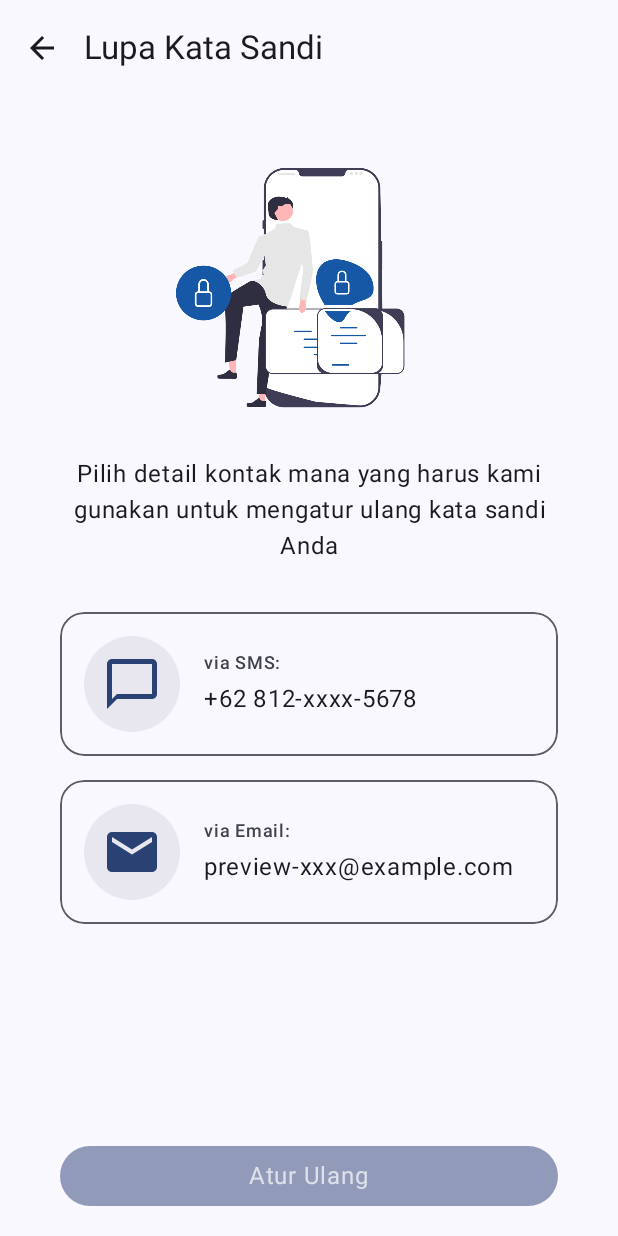
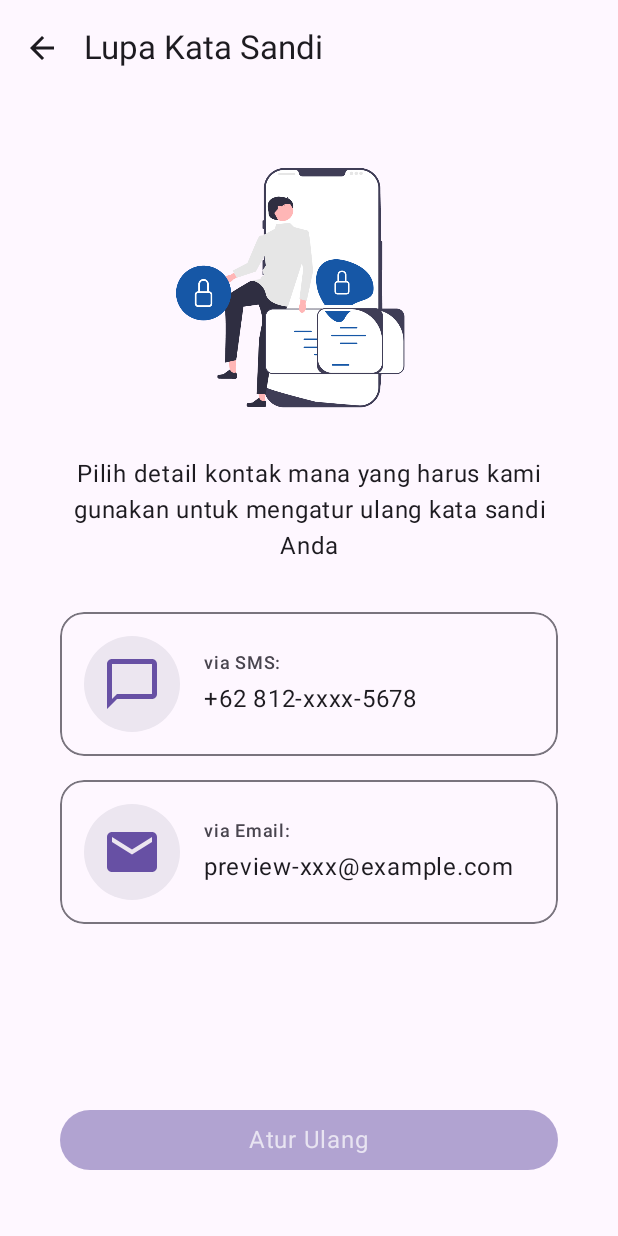
Before and after one commit to nabhanyuzqi1/manob-academy-kmp, an Android app built with Jetpack Compose: the @Preview function ForgotPasswordScreenPreview, on a phone screen of 412 x 824 dp. Run offline under Robolectric (Android 15) with nearby library versions, the phone set to English and light mode, and no system bars; our stand-ins replace Compose Multiplatform resources; 1 statement that could not run was skipped.

Commit message:
fix: unsupportedLibraries
* remove dynamicColor
* remove manual window inset

+ add edge to edge support

```diff
--- a/composeApp/src/androidMain/kotlin/com/mnb/manobacademy/ui/theme/Theme.android.kt
+++ b/composeApp/src/androidMain/kotlin/com/mnb/manobacademy/ui/theme/Theme.android.kt
@@ -28,15 +28,5 @@ internal actual fun platformSpecificColorScheme(darkTheme: Boolean, dynamicColor
 
 @Composable
 internal actual fun PlatformSpecificThemeEffects(darkTheme: Boolean, colorScheme: ColorScheme) {
-    val view = LocalView.current
-    if (!view.isInEditMode) {
-        SideEffect {
-            val window = (view.context as? Activity)?.window
-            if (window != null) {
-                window.statusBarColor = Color.Transparent.toArgb() // Atau warna lain jika diinginkan
-                window.navigationBarColor = colorScheme.surface.toArgb() // Atau warna lain jika diinginkan
-                WindowCompat.getInsetsController(window, view).isAppearanceLightStatusBars = !darkTheme
-            }
-        }
-    }
+
 }
--- a/composeApp/src/commonMain/kotlin/com/mnb/manobacademy/App.kt
+++ b/composeApp/src/commonMain/kotlin/com/mnb/manobacademy/App.kt
@@ -2,6 +2,7 @@ package com.mnb.manobacademy // Sesuaikan package Anda
 
 import androidx.compose.foundation.layout.fillMaxSize
 import androidx.compose.foundation.layout.navigationBarsPadding
+import androidx.compose.foundation.layout.statusBarsPadding
 import androidx.compose.runtime.Composable
 import androidx.compose.ui.Modifier
 import com.mnb.manobacademy.navigation.RootComponent // Ganti dengan path RootComponent Anda
@@ -21,13 +22,12 @@ fun App(root: RootComponent) {
     ProvidePlatformSpecificDimens {
         // AppTheme dan RootContent sekarang berada di dalam provider dimensi
         // yang diatur oleh implementasi 'actual' platform.
-        AppTheme {
+        AppTheme() {
             RootContent(
                 component = root,
                 modifier = Modifier
                     .fillMaxSize()
                     // Padding ini mungkin lebih baik ditangani di layar individual
-                    .navigationBarsPadding() // Hanya relevan untuk Android
             )
         }
     }
--- a/composeApp/src/commonMain/kotlin/com/mnb/manobacademy/features/auth/ui/ForgotPasswordScreen.kt
+++ b/composeApp/src/commonMain/kotlin/com/mnb/manobacademy/features/auth/ui/ForgotPasswordScreen.kt
@@ -79,9 +79,10 @@ fun ForgotPasswordScreen(component: ForgotPasswordComponent) {
             Column(
                 modifier = Modifier
                     .fillMaxWidth()
+                    .imePadding()
                     .navigationBarsPadding() // Padding untuk navigation bar
                     .padding(horizontal = dimens.paddingHuge) // Padding horizontal
-                    .padding(bottom = dimens.paddingMedium) // Padding bawah sedikit
+                    .padding(bottom = dimens.paddingHuge) // Padding bawah sedikit
             ) {
                 PrimaryActionButton(
                     text = stringResource(Res.string.forgot_password_reset_button),
--- a/composeApp/src/commonMain/kotlin/com/mnb/manobacademy/features/auth/ui/GuideScreen.kt
+++ b/composeApp/src/commonMain/kotlin/com/mnb/manobacademy/features/auth/ui/GuideScreen.kt
@@ -30,6 +30,7 @@ import org.jetbrains.compose.resources.painterResource
 import org.jetbrains.compose.resources.stringResource
 import kotlinx.coroutines.launch
 import androidx.compose.foundation.layout.statusBarsPadding
+import androidx.compose.foundation.layout.navigationBarsPadding
 import androidx.compose.ui.text.font.FontStyle // <<< Import FontStyle
 import androidx.compose.ui.text.font.FontWeight // <<< Import FontWeight (Compose version)
 import com.mnb.manobacademy.features.auth.store.onboardingPages
@@ -109,7 +110,8 @@ fun GuideScreen(
                 modifier = Modifier
                     .fillMaxSize()
                     .statusBarsPadding() // Padding otomatis untuk status bar
-                    .padding(horizontal = dimens.paddingHuge) // Padding kiri & kanan
+                    .navigationBarsPadding().padding(bottom = dimens.paddingHuge)// add more padding
+                    .padding(horizontal = dimens.paddingHuge)// Padding kiri & kanan
                     .padding(bottom = dimens.paddingLarge), // Padding bawah eksplisit
                 horizontalAlignment = Alignment.CenterHorizontally
             ) {
--- a/composeApp/src/commonMain/kotlin/com/mnb/manobacademy/features/auth/ui/LoginScreen.kt
+++ b/composeApp/src/commonMain/kotlin/com/mnb/manobacademy/features/auth/ui/LoginScreen.kt
@@ -271,6 +271,7 @@ private fun MobileLoginLayout(
             verticalAlignment = Alignment.CenterVertically,
             modifier = Modifier
                 .fillMaxWidth()
+                .navigationBarsPadding()
                 .padding(
                     horizontal = dimens.paddingLarge,
                     vertical = dimens.bottomRowPaddingVertical // Padding vertikal di bagian bawah
--- a/composeApp/src/commonMain/kotlin/com/mnb/manobacademy/features/auth/ui/VerificationCodeScreen.kt
+++ b/composeApp/src/commonMain/kotlin/com/mnb/manobacademy/features/auth/ui/VerificationCodeScreen.kt
@@ -82,7 +82,7 @@ fun VerificationCodeScreen(
                     .fillMaxWidth()
                     .navigationBarsPadding() // <<< Padding untuk navigation bar
                     .padding(horizontal = dimens.paddingHuge) // Padding horizontal
-                    .padding(bottom = dimens.paddingMedium) // Padding bawah sedikit
+                    .padding(bottom = dimens.paddingExtraLarge) // Padding bawah sedikit
             ) {
                 PrimaryActionButton(
                     text = stringResource(Res.string.otp_verify_button),
--- a/composeApp/src/commonMain/kotlin/com/mnb/manobacademy/ui/theme/Theme.kt
+++ b/composeApp/src/commonMain/kotlin/com/mnb/manobacademy/ui/theme/Theme.kt
@@ -101,7 +101,7 @@ internal expect fun PlatformSpecificThemeEffects(darkTheme: Boolean, colorScheme
 @Composable
 fun AppTheme(
     darkTheme: Boolean = isSystemInDarkTheme(),
-    dynamicColor: Boolean = true, // Hanya berlaku di Android 12+
+    dynamicColor: Boolean = false, // Hanya berlaku di Android 12+
     content: @Composable () -> Unit
 ) {
     val dynamicColorScheme = platformSpecificColorScheme(darkTheme, dynamicColor)
```
Also changed, not shown: composeApp/src/androidMain/kotlin/com/mnb/manobacademy/MainActivity.kt (+11 -0 lines).
